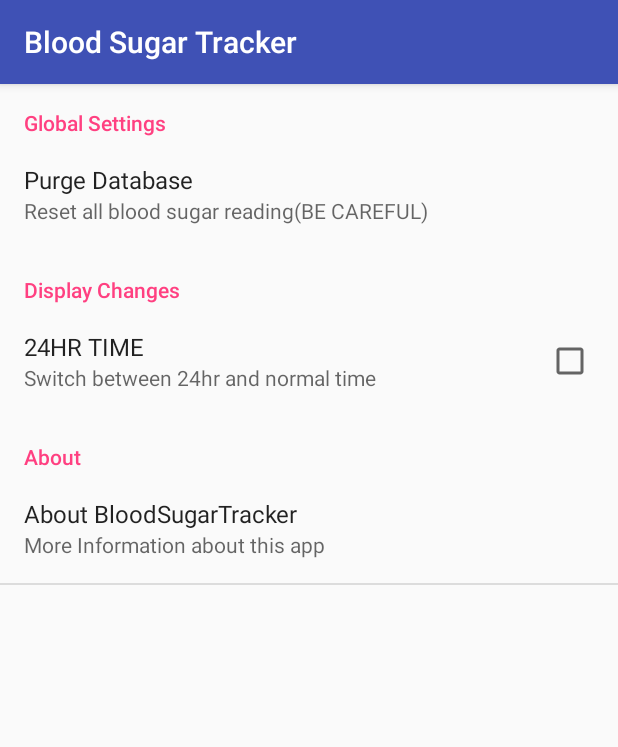
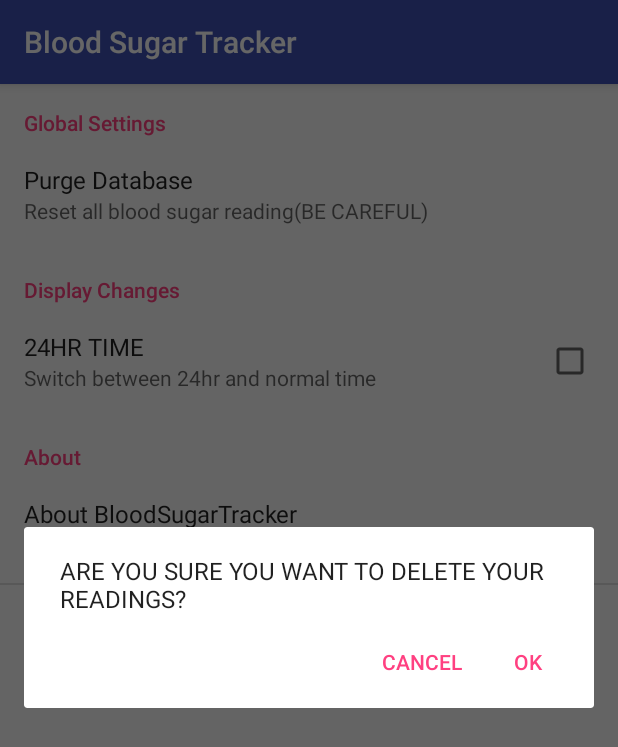
Before and after one commit to barakisbrown/BST, an Android app: the fragment SettingPreferenceFragment shown on its own in the app's theme, after a tap on "Purge Database", on a phone screen of 412 x 824 dp. Shown: the top 747 px of the screen. Run offline under Robolectric (Android 15) with nearby library versions, the phone set to English and light mode, and no system bars.

Commit message:
Updated Settings Changes -- DB Code not implemented yet --

```diff
--- a/MyApplication/app/src/main/java/com/lokislayer/bloodsugartracker/SettingPreferenceFragment.java
+++ b/MyApplication/app/src/main/java/com/lokislayer/bloodsugartracker/SettingPreferenceFragment.java
@@ -48,11 +48,33 @@ public class SettingPreferenceFragment extends PreferenceFragment implements Pre
         SharedPreferences.Editor editor = sharedPref.edit();
         if (preference.getKey().equals(KEY))
         {
-            editor.putBoolean("PURGE",true);
+            // Instantiate a AlertBuilder to let the user know of this action
+            AlertDialog.Builder builder = new AlertDialog.Builder(getActivity());
+
+            builder.setMessage(R.string.purge_db_warning);
+            builder.setPositiveButton(android.R.string.ok, new DialogInterface.OnClickListener() {
+                @Override
+                public void onClick(DialogInterface dialog, int which)
+                {
+                    dialog.dismiss();
+                }
+            });
+
+            builder.setNegativeButton(android.R.string.cancel, new DialogInterface.OnClickListener() {
+                @Override
+                public void onClick(DialogInterface dialog, int which) {
+                    // NoticeDialogListener activity = (NoticeDialogListener)getActivity();
+                    // activity.onPurge(false);
+                    dialog.dismiss();
+                }
+            });
+
+            AlertDialog dialog = builder.create();
+            dialog.show();
         }
         else if (preference.getKey().equals(KEY_2))
         {
-            editor.putBoolean("ABOUT",true);
+            Toast.makeText(getActivity(),"VERSION 1.0",Toast.LENGTH_LONG).show();
         }
 
         return true;
```
